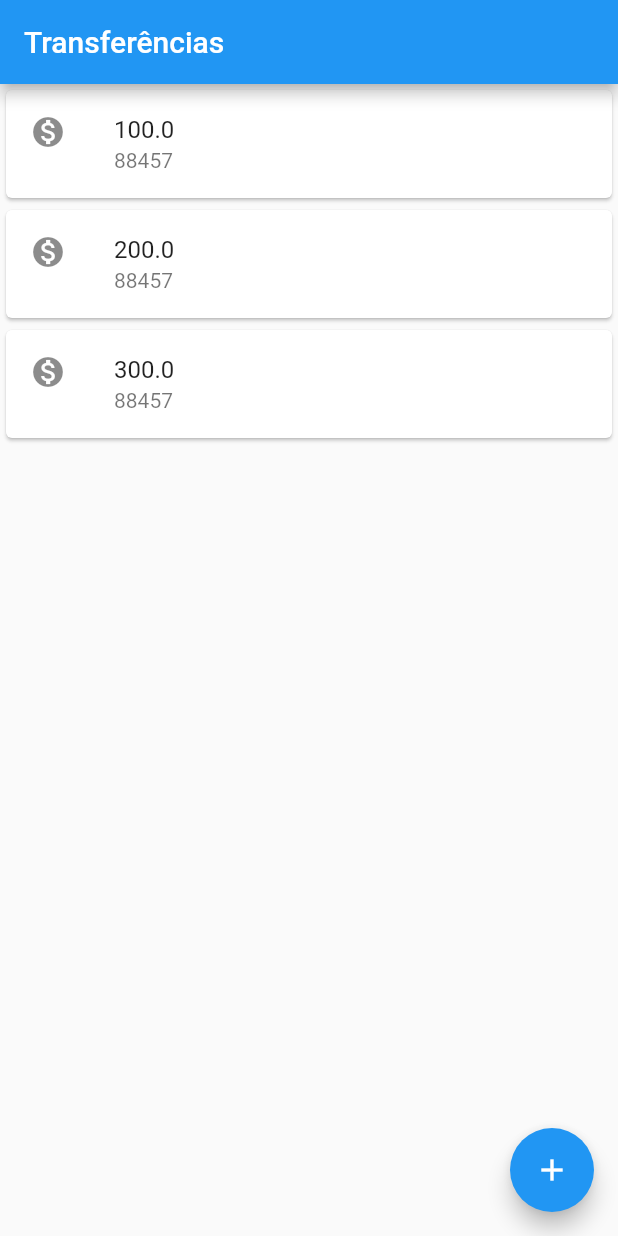
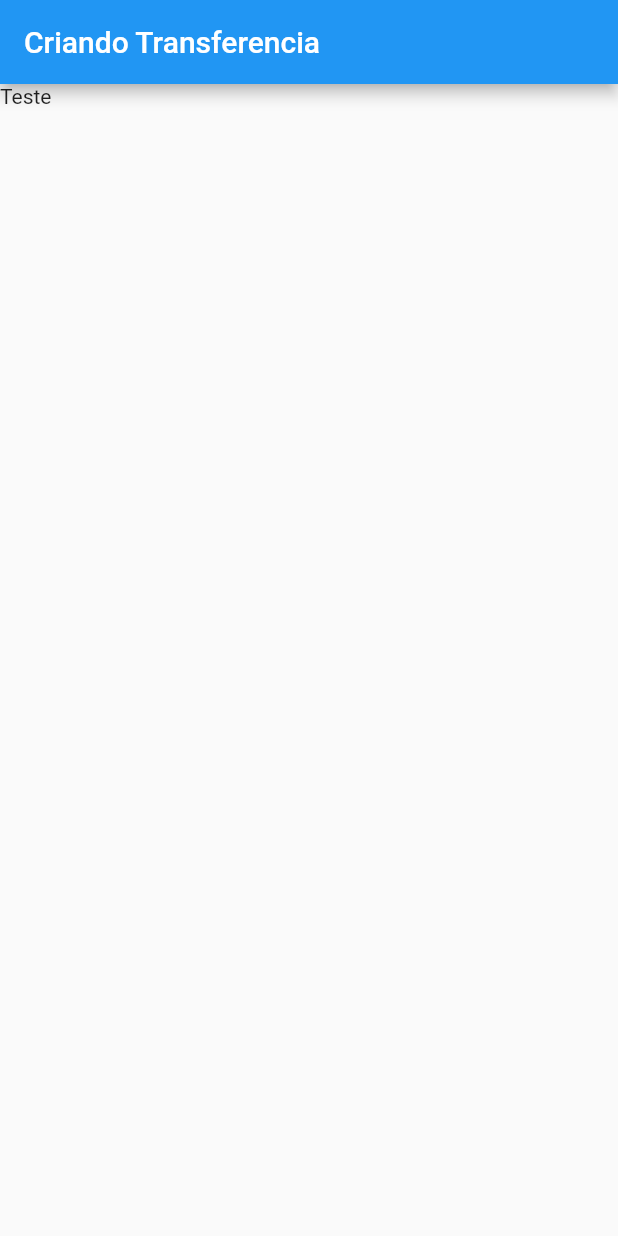
Before and after one commit to AlexandreDelPicolo/bytebank_flutter, a Flutter app: the screen it shows after launch, on a phone screen of 412 x 824 dp. Run offline on Flutter 3.47's test engine with Material 2 defaults, Android fonts, the phone set to English and light mode, and no system bars.

```diff
--- a/lib/main.dart
+++ b/lib/main.dart
@@ -1,38 +1,55 @@
 import 'package:flutter/material.dart';
 
-void main() => runApp(
-      MaterialApp(
-        home: Scaffold(
-          appBar: AppBar(
-            title: Text('Transferências'),
-            actions: [],
-          ),
-          floatingActionButton: FloatingActionButton(
-            child: Icon(Icons.add),
-            onPressed: () {},
-          ),
-          body: ListaTransferencias(),
-        ),
+void main() => runApp(BytebankApp());
+
+class BytebankApp extends StatelessWidget {
+  @override
+  Widget build(BuildContext context) {
+    return MaterialApp(
+      home: Scaffold(
+        body: FormularioTransferencias(),
       ),
     );
+  }
+}
+
+class FormularioTransferencias extends StatelessWidget {
+  @override
+  Widget build(BuildContext context) {
+    return Scaffold(
+      appBar: AppBar(title: Text('Criando Transferencia')),
+      body: Text('Teste'),
+    );
+  }
+}
 
 class ListaTransferencias extends StatelessWidget {
   @override
   Widget build(BuildContext context) {
-    return Column(
-      children: [
-        ItemTrasnferencia(Transferencia(100.0, 88457)),
-        ItemTrasnferencia(Transferencia(200.0, 88457)),
-        ItemTrasnferencia(Transferencia(300.0, 88457))
-      ],
+    return Scaffold(
+      appBar: AppBar(
+        title: Text('Transferências'),
+        actions: [],
+      ),
+      body: Column(
+        children: [
+          ItemTransferencia(Transferencia(100.0, 88457)),
+          ItemTransferencia(Transferencia(200.0, 88457)),
+          ItemTransferencia(Transferencia(300.0, 88457))
+        ],
+      ),
+      floatingActionButton: FloatingActionButton(
+        child: Icon(Icons.add),
+        onPressed: () {},
+      ),
     );
   }
 }
 
-class ItemTrasnferencia extends StatelessWidget {
+class ItemTransferencia extends StatelessWidget {
   final Transferencia _transferencia;
 
-  ItemTrasnferencia(this._transferencia);
+  ItemTransferencia(this._transferencia);
 
   @override
   Widget build(BuildContext context) {
```
